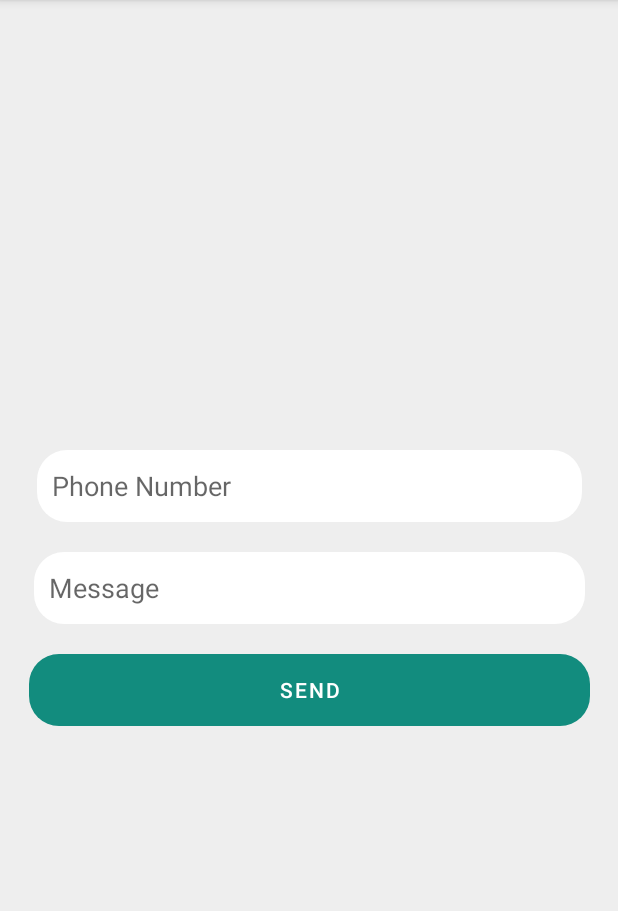
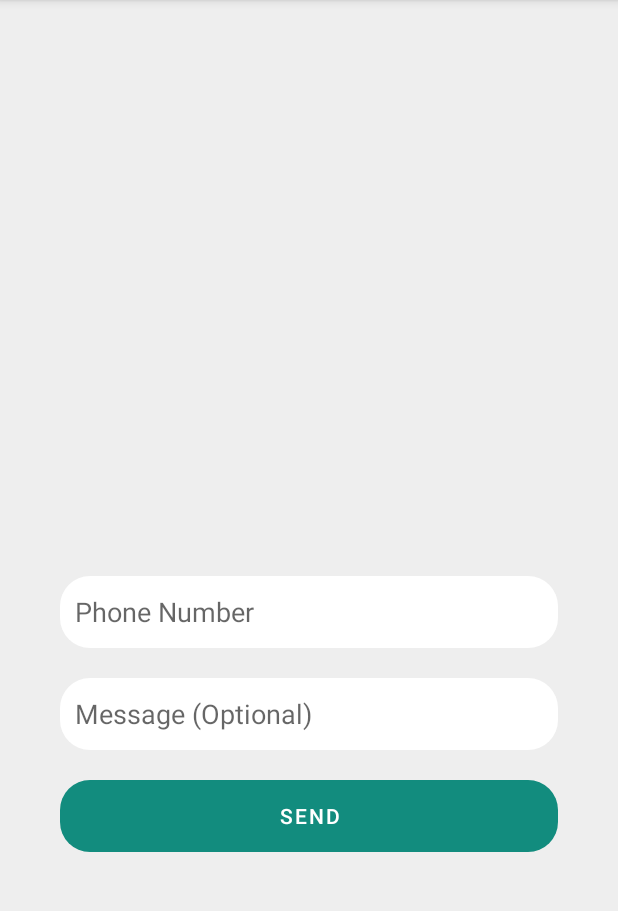
Before and after one commit to ganeshp511/whatsapp-extender, an Android app: the screen it shows after launch (MainActivity), after a tap on "SEND", on a phone screen of 412 x 824 dp, the part 84-995 px from its top. Run offline under Robolectric (Android 15) with nearby library versions, the phone set to English and light mode, and no system bars.

Commit message:
number and message send issue resolved

```diff
--- a/app/src/main/java/com/example/whatsappextender/MainActivity.java
+++ b/app/src/main/java/com/example/whatsappextender/MainActivity.java
@@ -2,23 +2,21 @@ package com.example.whatsappextender;
 
 import androidx.appcompat.app.AppCompatActivity;
 
-import android.content.ComponentName;
 import android.content.Intent;
-import android.content.pm.PackageInfo;
-import android.content.pm.PackageManager;
 import android.net.Uri;
 import android.os.Bundle;
-import android.telephony.PhoneNumberUtils;
-import android.util.Log;
 import android.view.View;
 import android.widget.Button;
 import android.widget.EditText;
 import android.widget.Toast;
 
+import java.io.UnsupportedEncodingException;
+import java.net.URLEncoder;
+
 public class MainActivity extends AppCompatActivity {
     EditText msgEditText, phoneNoEditText;
     Button sendButton;
-    String uri = "com.whatsapp";
+    String whatsappUri = "https://api.whatsapp.com/send?phone=";
     String number = "";
 
     @Override
@@ -33,55 +31,35 @@ public class MainActivity extends AppCompatActivity {
         } else {
             Toast.makeText(this, "Please enter number", Toast.LENGTH_SHORT).show();
         }
+// Taking reference of Edit Text
+        final EditText messageEditText = findViewById(R.id.phoneNoEditText);
 
-        sendButton.setOnClickListener(new View.OnClickListener() {
+        // Taking reference to button
+        Button submit = findViewById(R.id.sendButton);
+
+        submit.setOnClickListener(new View.OnClickListener() {
             @Override
-            public void onClick(View v) {
-                openWhatsapp();
+            public void onClick(View view) {
+                String number = phoneNoEditText.getText().toString();
+                String message= msgEditText.getText().toString();
+                try {
+                    sendData(number,message);
+                } catch (UnsupportedEncodingException e) {
+                    e.printStackTrace();
+                }
             }
         });
+    }
+
+    private void sendData(String number,String message) throws UnsupportedEncodingException {
+        String url = whatsappUri+ number;
+        String messageUrl = "https://api.whatsapp.com/send?phone="+ number +"&text=" + URLEncoder.encode(message, "UTF-8");
+        Intent i = new Intent(Intent.ACTION_VIEW);
+        i.setData(Uri.parse(url));
+        i.setData(Uri.parse(messageUrl));
+        startActivity(i);
 
     }
 
-    private void openWhatsapp() {
 
-        String uriConversation = "com.whatsapp.Conversation";
-        Intent sendIntent;
-      //  boolean isWhatsappInstalled = whatsappInstalledOrNot(uri);
-
-
-       // if (isWhatsappInstalled==true) {
-            sendIntent = new Intent("android.intent.action.VIEW",Uri.parse(uri));
-            //sendIntent.setComponent(new ComponentName(uri, uriConversation));
-            //sendIntent.putExtra("jid", PhoneNumberUtils.stripSeparators(number) + "@s.whatsapp.net");
-            startActivity(sendIntent);
-//        } else {
-//            Uri playStoreuri = Uri.parse("market://details?id=com.whatsapp");
-//            Intent goToMarket = new Intent(Intent.ACTION_VIEW, playStoreuri);
-//            Toast.makeText(this, "Forwarding to playstore",
-//                    Toast.LENGTH_SHORT).show();
-//            startActivity(goToMarket);
-//        }
-    }
-
-//    private boolean whatsappInstalledOrNot(String uri) {
-//        PackageInfo applicationInfo=null;
-//        PackageManager packageManager = getPackageManager();
-//        boolean appInstalled;
-//        try {
-//
-//            applicationInfo=getPackageManager().getPackageInfo(uri,0);//pkgname,int flags
-//            //Toast.makeText(this, ""+applicationInfo, Toast.LENGTH_LONG).show();
-//            Log.i("whatsappInstalledOrNot", "whatsappInstalledOrNot: "+applicationInfo);
-//            appInstalled = true;
-//
-//        } catch (PackageManager.NameNotFoundException e) {
-//            appInstalled = false;
-//            Log.i("whatsappInstalledOrNot", "whatsappInstalledOrNot: "+applicationInfo);
-//           // Toast.makeText(this, "Whatsapp not installed. Please install it.", Toast.LENGTH_SHORT).show();
-//        }
-//        //Log.d("whatsapp", "whatsappInstalledOrNot: "+appInstalled);
-//        Toast.makeText(this, ""+appInstalled, Toast.LENGTH_SHORT).show();
-//        return appInstalled;
-//    }
 }
--- a/app/src/main/res/layout/activity_main.xml
+++ b/app/src/main/res/layout/activity_main.xml
@@ -11,54 +11,65 @@
     tools:context=".MainActivity">
 
     <androidx.constraintlayout.widget.Guideline
-        android:id="@+id/guideline8"
+        android:id="@+id/guideline9"
         android:layout_width="wrap_content"
         android:layout_height="wrap_content"
         android:orientation="vertical"
         app:layout_constraintGuide_begin="20dp" />
 
+    <androidx.constraintlayout.widget.Guideline
+        android:id="@+id/guideline8"
+        android:layout_width="wrap_content"
+        android:layout_height="wrap_content"
+        android:orientation="vertical"
+        app:layout_constraintGuide_end="20dp" />
+
     <EditText
         android:id="@+id/phoneNoEditText"
-        android:layout_width="363dp"
+        android:layout_width="match_parent"
         android:layout_height="48dp"
-        android:layout_marginStart="20dp"
-        android:layout_marginTop="300dp"
-        android:layout_marginEnd="20dp"
+        android:layout_marginStart="40dp"
+        android:layout_marginEnd="40dp"
+        android:layout_marginBottom="20dp"
         android:background="@drawable/text_shape"
         android:hint="Phone Number"
         android:inputType="number"
+        app:layout_constraintBottom_toTopOf="@+id/msgEditText"
         app:layout_constraintEnd_toEndOf="parent"
         app:layout_constraintHorizontal_bias="0.5"
-        app:layout_constraintStart_toStartOf="parent"
-        app:layout_constraintTop_toTopOf="parent" />
+        app:layout_constraintStart_toEndOf="@+id/sendButton"
+        app:layout_constraintStart_toStartOf="parent" />
 
     <EditText
         android:id="@+id/msgEditText"
-        android:layout_width="367dp"
+        android:layout_width="match_parent"
         android:layout_height="48dp"
-        android:layout_marginStart="20dp"
-        android:layout_marginTop="20dp"
-        android:layout_marginEnd="20dp"
+        android:layout_marginStart="40dp"
+        android:layout_marginEnd="40dp"
+        android:layout_marginBottom="20dp"
         android:background="@drawable/text_shape"
-        android:hint="Message"
+        android:hint="Message (Optional)"
+        app:layout_constraintBottom_toTopOf="@+id/sendButton"
         app:layout_constraintEnd_toEndOf="parent"
+        app:layout_constraintEnd_toStartOf="@+id/sendButton"
         app:layout_constraintHorizontal_bias="0.5"
-        app:layout_constraintStart_toStartOf="parent"
-        app:layout_constraintTop_toBottomOf="@+id/phoneNoEditText" />
+        app:layout_constraintStart_toStartOf="parent" />
 
     <Button
         android:id="@+id/sendButton"
-        android:layout_width="374dp"
+        android:layout_width="match_parent"
         android:layout_height="48dp"
-        android:layout_marginStart="20dp"
-        android:layout_marginTop="20dp"
-        android:layout_marginEnd="20dp"
+        android:layout_marginStart="40dp"
+        android:layout_marginEnd="40dp"
+        android:layout_marginBottom="200dp"
         android:background="@drawable/button_shape"
         android:text="Send"
+        app:layout_constraintBottom_toBottomOf="parent"
         app:layout_constraintEnd_toEndOf="parent"
+        app:layout_constraintEnd_toStartOf="@+id/phoneNoEditText"
         app:layout_constraintHorizontal_bias="0.5"
-        app:layout_constraintStart_toStartOf="parent"
-        app:layout_constraintTop_toBottomOf="@+id/msgEditText" />
+        app:layout_constraintStart_toEndOf="@+id/msgEditText"
+        app:layout_constraintStart_toStartOf="parent" />
 
     <androidx.constraintlayout.widget.Guideline
         android:id="@+id/guideline2"
@@ -98,12 +109,5 @@
         android:orientation="vertical"
         app:layout_constraintGuide_begin="20dp" />
 
-    <androidx.constraintlayout.widget.Guideline
-        android:id="@+id/guideline7"
-        android:layout_width="wrap_content"
-        android:layout_height="wrap_content"
-        android:orientation="vertical"
-        app:layout_constraintGuide_begin="384dp" />
-
 
 </androidx.constraintlayout.widget.ConstraintLayout>
--- a/app/src/main/res/values-night/themes.xml
+++ b/app/src/main/res/values-night/themes.xml
@@ -2,12 +2,12 @@
     <!-- Base application theme. -->
     <style name="Theme.WhatsappExtender" parent="Theme.MaterialComponents.DayNight.DarkActionBar">
         <!-- Primary brand color. -->
-        <item name="colorPrimary">@color/purple_200</item>
-        <item name="colorPrimaryVariant">@color/purple_700</item>
-        <item name="colorOnPrimary">@color/black</item>
+        <item name="colorPrimary">@color/background</item>
+        <item name="colorPrimaryVariant">@color/green_dark</item>
+        <item name="colorOnPrimary">@color/white</item>
         <!-- Secondary brand color. -->
         <item name="colorSecondary">@color/teal_200</item>
-        <item name="colorSecondaryVariant">@color/teal_200</item>
+        <item name="colorSecondaryVariant">@color/teal_700</item>
         <item name="colorOnSecondary">@color/black</item>
         <!-- Status bar color. -->
         <item name="android:statusBarColor" tools:targetApi="l">?attr/colorPrimaryVariant</item>
--- a/app/src/main/res/values/colors.xml
+++ b/app/src/main/res/values/colors.xml
@@ -10,4 +10,8 @@
     <color name="background">#128C7E</color>
     <color name="chat">#EEEEEE</color>
 
+    <color name="green_dark">#003300</color>
+    <color name="green_light">#A5D6A7</color>
+
+
 </resources>
```
